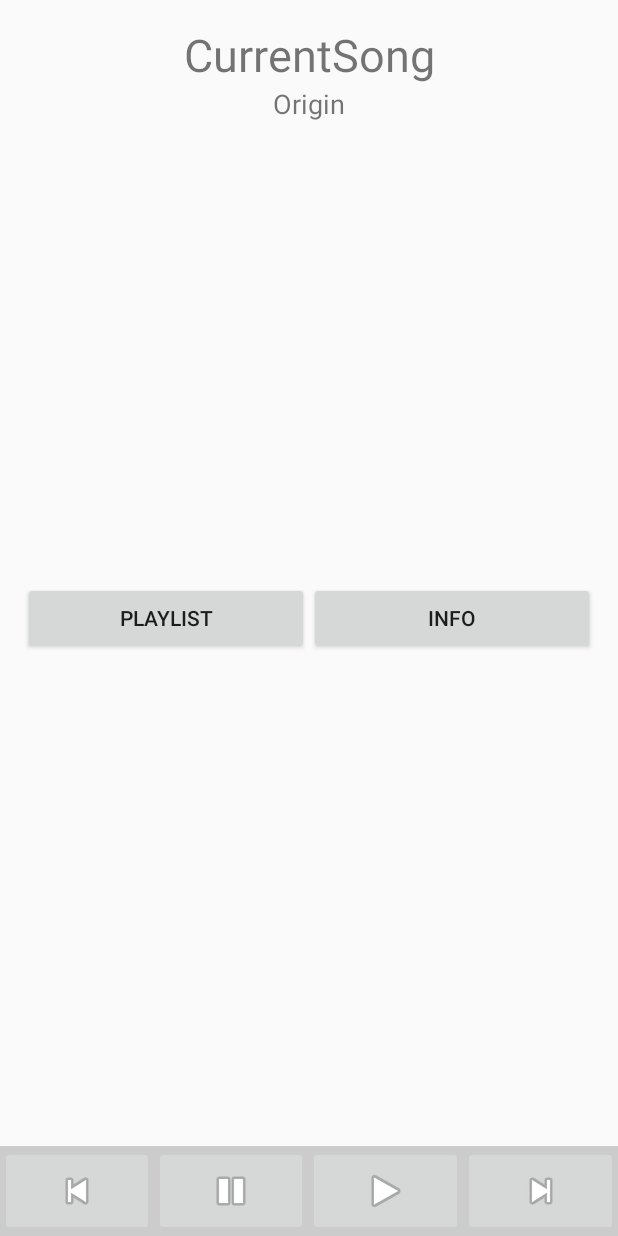
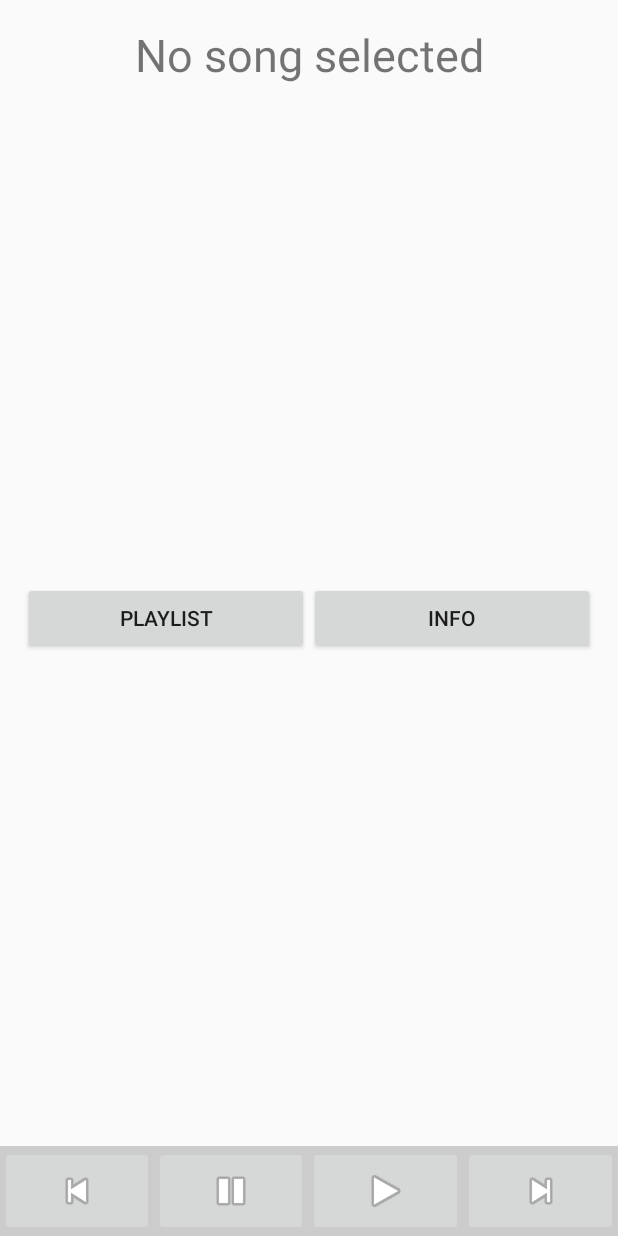
Before and after one commit to Jeroenvhaasteren/MyMusicPlayer, an Android app: the layout activity_main.xml on its own in the app's theme, with its tools: preview values and no code run, on a phone screen of 412 x 824 dp. Run offline under Robolectric (Android 15) with nearby library versions, the phone set to English and light mode, and no system bars.

Commit message:
Added comments

```diff
--- a/app/src/main/java/org/bts/atry/mymusicplayer/SongDetails.java
+++ b/app/src/main/java/org/bts/atry/mymusicplayer/SongDetails.java
@@ -14,19 +14,21 @@ public class SongDetails extends AppCompatActivity {
         super.onCreate(savedInstanceState);
         setContentView(R.layout.activity_song_details);
 
+        //Receive what song details to show
         Bundle extras = getIntent().getExtras();
         if (extras != null) {
             mCurrentSong = extras.getInt("song", 0);
         }
         this.mSong = new DataResourcesSong().getSong(mCurrentSong);
 
+        //Declare all the textviews to set
         TextView tvTitle = (TextView) this.findViewById(R.id.tv_details_title);
         TextView tvCountry = (TextView) this.findViewById(R.id.tv_details_country);
         TextView tvDesc = (TextView) this.findViewById(R.id.tv_details_description);
 
+        //Set textviews
         tvTitle.setText(this.mSong.getTitle());
         tvCountry.setText(this.mSong.getCountry());
         tvDesc.setText(this.mSong.getDescription());
-
     }
 }
--- a/app/src/main/java/org/bts/atry/mymusicplayer/SongObj.java
+++ b/app/src/main/java/org/bts/atry/mymusicplayer/SongObj.java
@@ -6,11 +6,13 @@ package org.bts.atry.mymusicplayer;
 
 public class SongObj {
 
+    // Object Fields/Properties
     private String mTitle;
     private int mDataFile;
     private String mCountry;
     private String mDescription;
 
+    //Object constructor
     public SongObj(String title, int resource, String country, String description) {
         this.mTitle = title;
         this.mDataFile = resource;
@@ -22,6 +24,7 @@ public class SongObj {
         return mTitle;
     }
 
+    //Getters and Setters
     public void setTitle(String title) {
         this.mTitle = title;
     }
--- a/app/src/main/res/layout/activity_main.xml
+++ b/app/src/main/res/layout/activity_main.xml
@@ -11,7 +11,7 @@
     <TextView
         android:layout_width="match_parent"
         android:layout_height="wrap_content"
-        android:text="CurrentSong"
+        android:text="@string/currentsong"
         android:textAlignment="center"
         android:textSize="30sp"
         android:id="@+id/tv_main_title" />
@@ -19,9 +19,11 @@
     <TextView
         android:layout_width="match_parent"
         android:layout_height="wrap_content"
-        android:text="Origin"
+        android:text="@string/origin"
         android:textAlignment="center"
         android:textSize="18sp"
+        android:layout_marginRight="15dp"
+        android:layout_marginLeft="15dp"
         android:id="@+id/tv_main_country"
         android:layout_below="@id/tv_main_title"
         android:layout_alignParentLeft="true"
--- a/app/src/main/res/values/strings.xml
+++ b/app/src/main/res/values/strings.xml
@@ -5,4 +5,6 @@
     <string name="popmenu_add_text">SongOptions</string>
     <string name="contextmenu_like_text">Play</string>
     <string name="contextmenu_dislike_text">Details</string>
+    <string name="currentsong">No song selected</string>
+    <string name="origin"></string>
 </resources>
```
Also changed, not shown: app/src/main/java/org/bts/atry/mymusicplayer/DataResourcesSongs.java (+5 -26 lines), app/src/main/java/org/bts/atry/mymusicplayer/MyMediaPlayerService.java (+10 -9 lines), app/src/main/java/org/bts/atry/mymusicplayer/PlayList.java (+8 -4 lines).
